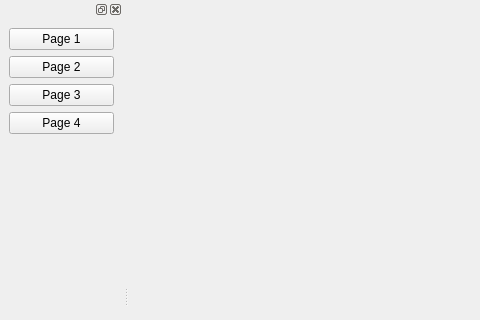
This is pages/mainwindow.ui in Romaisaa/CV-Toolbox as Qt 5 draws it before an edit; both pictures show x 0 to 480 and y 0 to 320 of the 951 by 613 pixel window. The edited form follows.
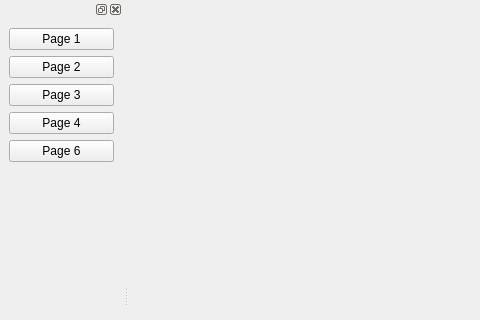
This is the edited form.

Diff of the .ui file:
```diff
--- a/pages/mainwindow.ui
+++ b/pages/mainwindow.ui
@@ -79,6 +79,13 @@
        </property>
       </widget>
      </item>
+     <item>
+      <widget class="QPushButton" name="pushButton_6">
+       <property name="text">
+        <string>Page 6</string>
+       </property>
+      </widget>
+     </item>
      <item>
       <spacer name="verticalSpacer">
        <property name="orientation">
```
